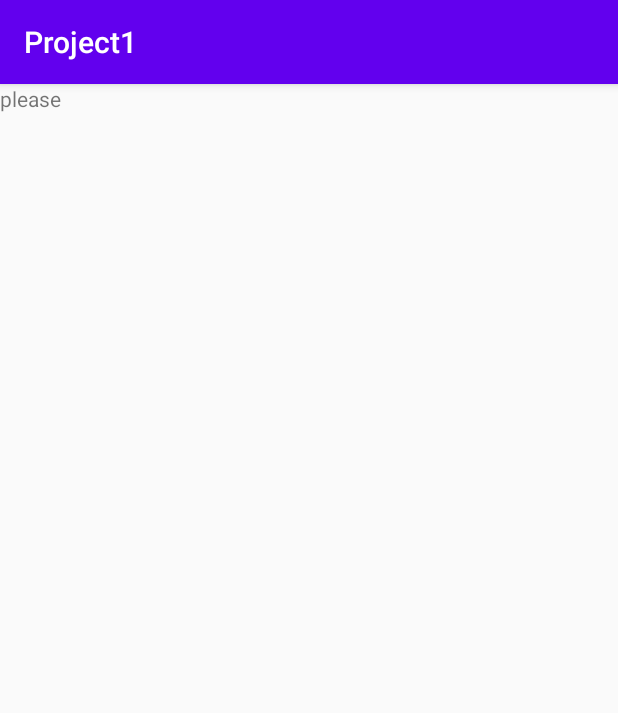
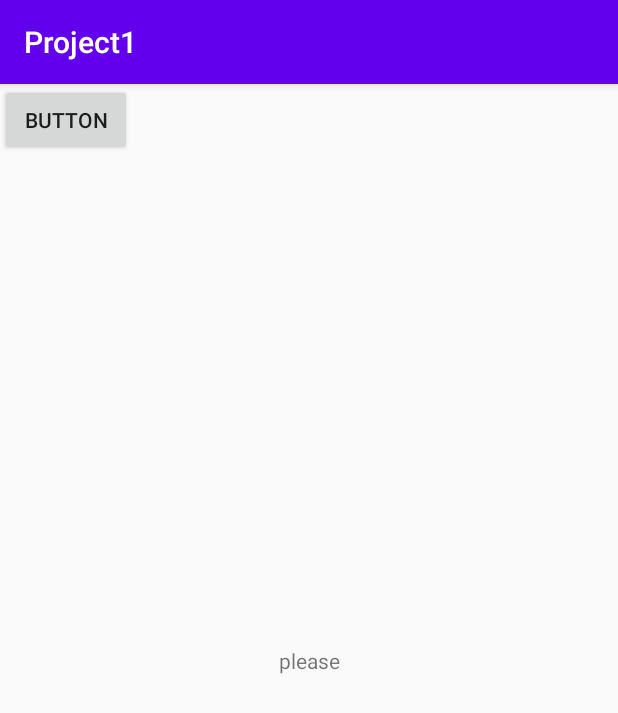
Before and after one commit to KangSeokChan/Project2, an Android app: the screen it shows after launch (MainActivity), on a phone screen of 412 x 824 dp. Shown: the top 713 px of the screen. Run offline under Robolectric (Android 15) with nearby library versions, the phone set to English and light mode, and no system bars.

Commit message:
let's git it.

```diff
--- a/app/src/main/res/layout/activity_main.xml
+++ b/app/src/main/res/layout/activity_main.xml
@@ -1,5 +1,5 @@
 <?xml version="1.0" encoding="utf-8"?>
-<LinearLayout xmlns:android="http://schemas.android.com/apk/res/android"
+<androidx.constraintlayout.widget.ConstraintLayout xmlns:android="http://schemas.android.com/apk/res/android"
     xmlns:app="http://schemas.android.com/apk/res-auto"
     xmlns:tools="http://schemas.android.com/tools"
     android:layout_width="match_parent"
@@ -15,4 +15,12 @@
         app:layout_constraintRight_toRightOf="parent"
         app:layout_constraintTop_toTopOf="parent" />
 
-</LinearLayout>
+    <Button
+        android:id="@+id/button"
+        android:layout_width="wrap_content"
+        android:layout_height="wrap_content"
+        android:text="Button"
+        tools:layout_editor_absoluteX="161dp"
+        tools:layout_editor_absoluteY="203dp" />
+
+</androidx.constraintlayout.widget.ConstraintLayout>
```
